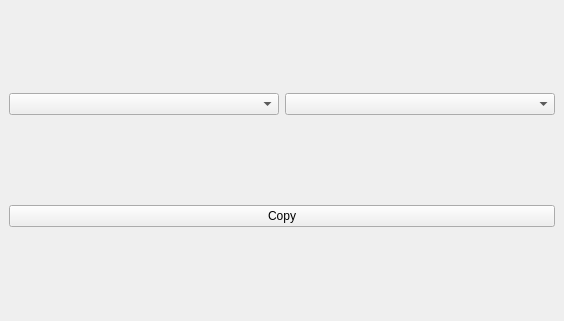
The window that qgisSpectre_dockwidget_base.ui (sickel/qgisSpectre) describes before a commit, drawn with Qt 5.
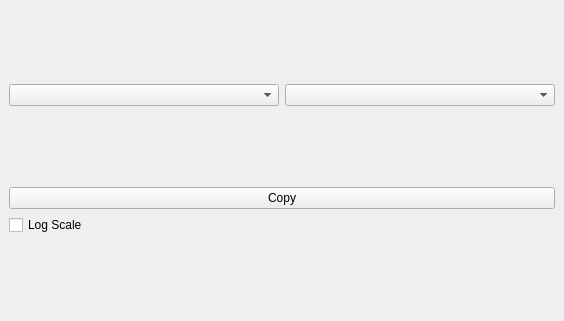
The same window after the commit. Custom widgets are drawn as their Qt base class.

Commit message: Selectable logaritmic y-scale

What changed in the file:
```diff
--- a/qgisSpectre_dockwidget_base.ui
+++ b/qgisSpectre_dockwidget_base.ui
@@ -34,14 +34,22 @@
     <item row="2" column="0">
      <layout class="QHBoxLayout" name="hlMain">
       <item>
-       <layout class="QVBoxLayout" name="verticalLayout"/>
-      </item>
+       <layout class="QVBoxLayout" name="verticalLayout">
       <item>
        <widget class="QPushButton" name="pBCopy">
         <property name="text">
          <string>Copy</string>
         </property>
        </widget>
+        </item>
+        <item>
+         <widget class="QCheckBox" name="cbLog">
+          <property name="text">
+           <string>Log Scale</string>
+          </property>
+         </widget>
+        </item>
+       </layout>
       </item>
      </layout>
     </item>
```
Lines whose indentation alone changed are shown as unchanged. The commit also changes 2 other files.
